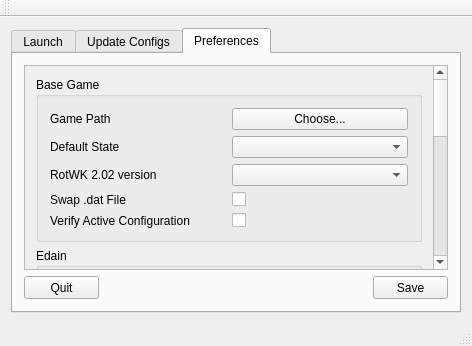
The window that xml/mainwindow.ui (vengaer/Rise-of-the-Witch-King-Launcher) describes before a commit, drawn with Qt 5.
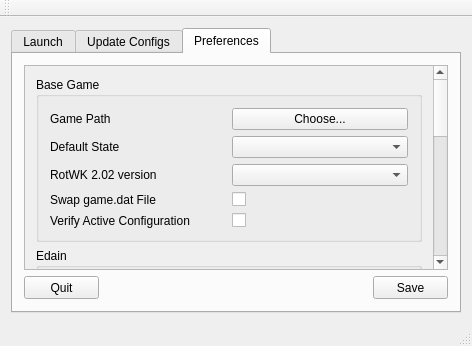
The same window after the commit. The open tabs and pages were chosen to show the change.

Commit message: Swap asset.dat

The edit to the form file:
```diff
--- a/xml/mainwindow.ui
+++ b/xml/mainwindow.ui
@@ -502,7 +502,7 @@
                  <item>
                   <widget class="QLabel" name="label">
                    <property name="text">
-                    <string>Swap .dat File</string>
+                    <string>Swap game.dat File</string>
                    </property>
                   </widget>
                  </item>
```
Left out of the diff: 2 changed lines with no effect on the pictures. The commit also changes 4 other files.
